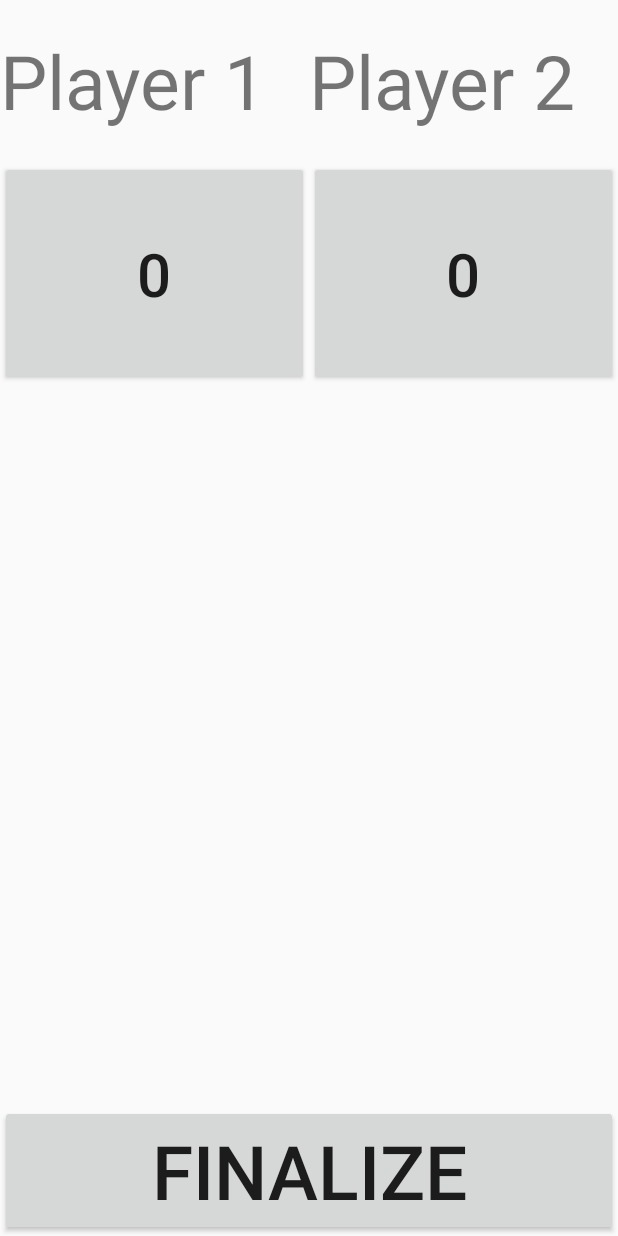
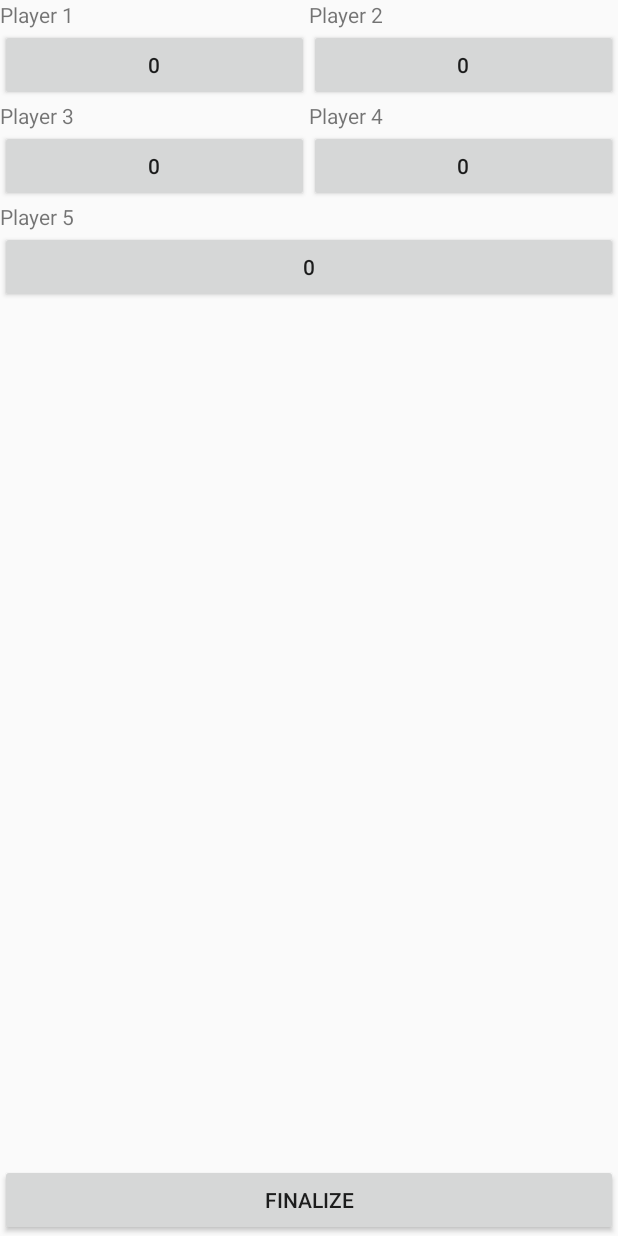
Before and after one commit to burke212/Cows-On-My-Side, an Android app: the screen it shows after launch (MainActivity), on a phone screen of 412 x 824 dp. Run offline under Robolectric (Android 15) with nearby library versions, the phone set to English and light mode, and no system bars; 1 statement that could not run was skipped.

Commit message:
Final Layout Decision
I've tried to implement a dynamic layout: First the app asks how many users will play, then asks for that many names, then displays that many TV's & BTN's. This is challengning, and with the time restrictions I'm placing on myself, I've decided to program the interface to always allow for 5 players.

This allows the users to choose up to 5 players, or at least 2. In the furture I will return to implementing a dynamic layout.

```diff
--- a/app/src/main/res/layout/activity_main.xml
+++ b/app/src/main/res/layout/activity_main.xml
@@ -1,66 +1,139 @@
 <?xml version="1.0" encoding="utf-8"?>
 <RelativeLayout xmlns:android="http://schemas.android.com/apk/res/android"
     android:layout_width="match_parent"
-    android:layout_height="match_parent">
+    android:layout_height="match_parent"
+    android:orientation="vertical">
+
+    <RelativeLayout
+        android:id="@+id/RL_1"
+        android:layout_width="match_parent"
+        android:layout_height="wrap_content">
+
+        <LinearLayout
+            android:id="@+id/LL_1.1"
+            android:layout_width="match_parent"
+            android:layout_height="wrap_content">
+
+            <TextView
+                android:id="@+id/player1_tv"
+                android:layout_weight="1"
+                android:text="@string/player_1"
+                android:layout_width="wrap_content"
+                android:layout_height="wrap_content" />
+
+            <TextView
+                android:id="@+id/player2_tv"
+                android:layout_weight="1"
+                android:text="@string/player_2"
+                android:layout_width="wrap_content"
+                android:layout_height="wrap_content" />
+
+        </LinearLayout>
+
+        <LinearLayout
+            android:id="@+id/LL_1.2"
+            android:layout_below="@+id/LL_1.1"
+            android:layout_width="match_parent"
+            android:layout_height="wrap_content">
+
+            <Button
+                android:id="@+id/player1_counterBTN"
+                android:text="@string/default_counter_text"
+                android:layout_weight="1"
+                android:layout_width="wrap_content"
+                android:layout_height="wrap_content" />
+
+            <Button
+                android:id="@+id/player2_counterBTN"
+                android:layout_weight="1"
+                android:text="@string/default_counter_text"
+                android:layout_width="wrap_content"
+                android:layout_height="wrap_content" />
+
+        </LinearLayout>
+
+    </RelativeLayout>
 
 
+    <RelativeLayout
+        android:id="@+id/RL_2"
+        android:layout_below="@+id/RL_1"
+        android:layout_width="match_parent"
+        android:layout_height="wrap_content">
+
         <LinearLayout
-        android:id="@+id/LL_players"
-        android:paddingTop="20dp"
-        android:paddingBottom="20dp"
+            android:id="@+id/LL_2.1"
             android:layout_width="match_parent"
-        android:layout_height="wrap_content"
-        android:orientation="horizontal">
+            android:layout_height="wrap_content">
 
             <TextView
-            android:id="@+id/player1_TV"
-            android:text="Player 1"
-            android:textSize="50sp"
+                android:id="@+id/player3_tv"
+                android:text="@string/player_3"
                 android:layout_weight="1"
                 android:layout_width="wrap_content"
                 android:layout_height="wrap_content" />
 
             <TextView
-            android:id="@+id/player2_TV"
-            android:text="Player 2"
-            android:textSize="50sp"
+                android:id="@+id/player4_tv"
+                android:text="@string/player_4"
                 android:layout_weight="1"
                 android:layout_width="wrap_content"
                 android:layout_height="wrap_content" />
+
         </LinearLayout>
 
         <LinearLayout
-        android:id="@+id/LL_countBTNs"
+            android:id="@+id/LL_2.2"
+            android:layout_below="@+id/LL_2.1"
             android:layout_width="match_parent"
-        android:layout_height="@dimen/large_layout_size"
-        android:layout_below="@+id/LL_players">
+            android:layout_height="wrap_content">
 
             <Button
-            android:id="@+id/player1_counterBTN"
-            android:textSize="40sp"
+                android:id="@+id/player1_counter_btn"
                 android:text="@string/default_counter_text"
                 android:layout_weight="1"
                 android:layout_width="wrap_content"
-            android:layout_height="match_parent"
-            android:onClick="clickPlayer1BTN"/>
+                android:layout_height="wrap_content" />
 
             <Button
-            android:id="@+id/player2_counterBTN"
-            android:textSize="40sp"
+                android:id="@+id/player2_counter_btn"
                 android:text="@string/default_counter_text"
                 android:layout_weight="1"
                 android:layout_width="wrap_content"
-            android:layout_height="match_parent" />
+                android:layout_height="wrap_content" />
 
         </LinearLayout>
 
+    </RelativeLayout>
+
+
+    <RelativeLayout
+        android:id="@+id/RL_3"
+        android:layout_below="@+id/RL_2"
+        android:layout_width="match_parent"
+        android:layout_height="wrap_content">
+
+        <TextView
+            android:id="@+id/player5_tv"
+            android:text="@string/player_5"
+            android:layout_width="wrap_content"
+            android:layout_height="wrap_content" />
 
         <Button
-        android:id="@+id/FinalizeBTN"
+            android:id="@+id/player5_counter_btn"
+            android:layout_below="@+id/player5_tv"
+            android:text="@string/default_counter_text"
+            android:layout_width="match_parent"
+            android:layout_height="wrap_content" />
+
+    </RelativeLayout>
+
+    <Button
+        android:id="@+id/final_score_btn"
         android:text="@string/finalize"
-        android:textSize="50sp"
         android:layout_alignParentBottom="true"
         android:layout_width="match_parent"
         android:layout_height="wrap_content" />
 
+
 </RelativeLayout>
--- a/app/src/main/res/values/strings.xml
+++ b/app/src/main/res/values/strings.xml
@@ -7,4 +7,7 @@
     <string name="counter_num_placeholder">0</string>
     <string name="play_again">Play Again</string>
     <string name="default_counter_text">0</string>
+    <string name="player_3">Player 3</string>
+    <string name="player_4">Player 4</string>
+    <string name="player_5">Player 5</string>
 </resources>
```
Also changed, not shown: app/src/main/res/layout/phase3_layout.xml (added, +32 -0 lines), app/src/main/res/layout/three_player_layout.xml (added, +98 -0 lines). Lines whose indentation alone changed are shown as unchanged.
